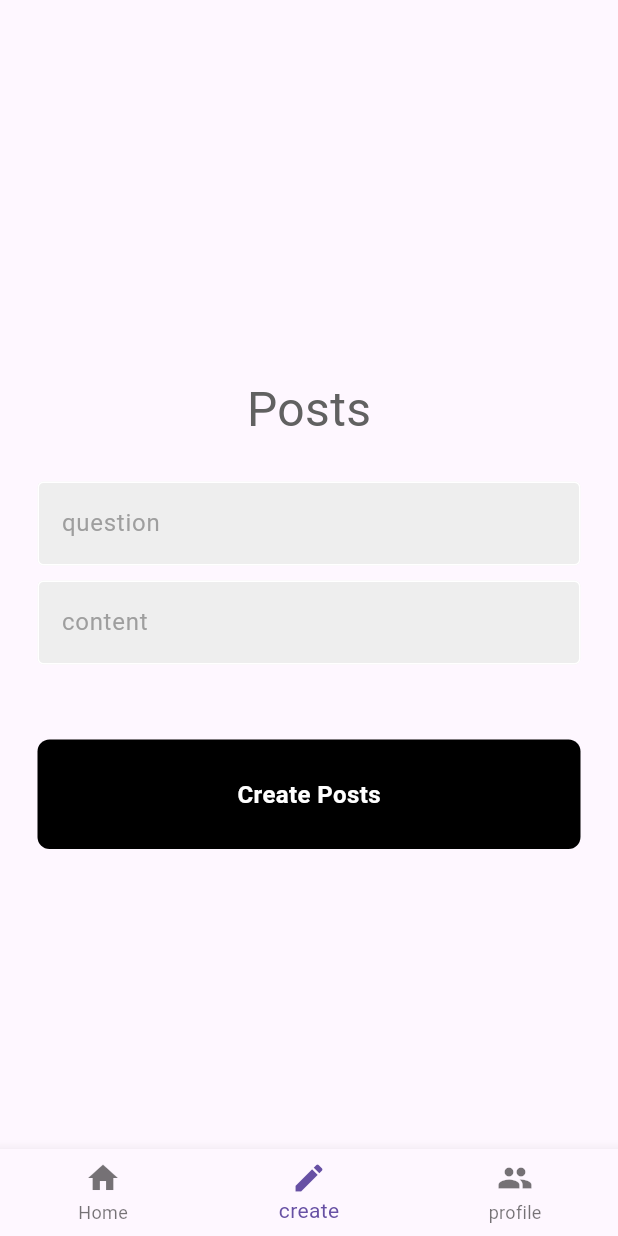
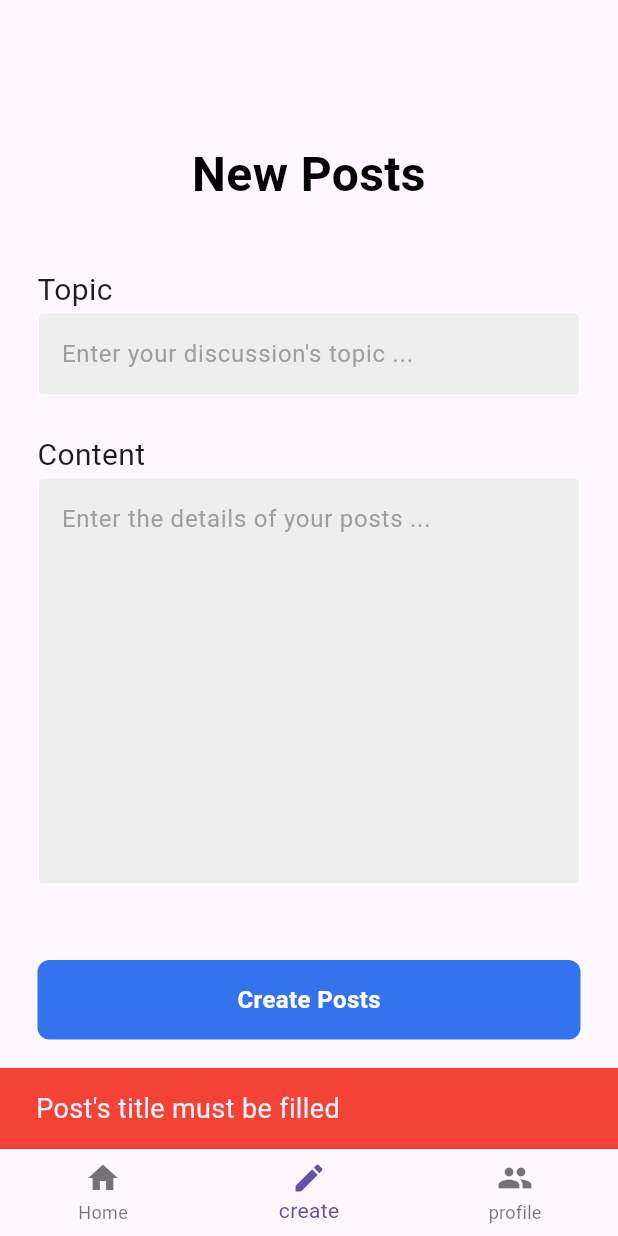
Before and after one commit to RanoCg123/fp_ppbe_kel7_2024, a Flutter app: the MainPage screen opened directly, item 2 of the bottom bar chosen, after a tap on "Create Posts", on a phone screen of 412 x 824 dp. Run offline on Flutter 3.47's test engine with Material 3 defaults, Android fonts, the phone set to English and light mode, and no system bars; our stand-ins replace cloud_firestore, firebase_auth, firebase_core, firebase_storage, image_picker; accounts and stored records are empty; Roboto replaces fonts that are missing (Montserratcd).

Commit message:
change views and votes field to list

```diff
--- a/lib/models/post_model.dart
+++ b/lib/models/post_model.dart
@@ -5,9 +5,9 @@ class Post {
   String id;
   String question;
   String content;
-  int votes;
+  List<String> votes;
   int repliesCount;
-  int views;
+  List<String> views;
   String created_at;
   Author author;
   List<Reply> replies;
@@ -86,6 +86,10 @@ class Post {
     };
   }
 
+  bool isCreatedBy(String userId) {
+    return author.uid == userId;
+  }
+
   void addReply(Reply reply) {
     replies.add(reply);
   }
--- a/lib/screens/create_post_screen.dart
+++ b/lib/screens/create_post_screen.dart
@@ -1,15 +1,19 @@
 import 'package:firebase_auth/firebase_auth.dart';
 import 'package:flutter/material.dart';
-import 'package:fp_forum_kel7_ppbe/controller/firebase_provider.dart';
-import 'package:fp_forum_kel7_ppbe/models/author_model.dart';
-import 'package:fp_forum_kel7_ppbe/models/post_model.dart';
-import 'package:fp_forum_kel7_ppbe/widgets/my_button.dart';
+import 'package:fp_forum_kel7_ppbe/util/dialog_util.dart';
+import '../controller/firebase_provider.dart';
+import '../models/post_model.dart';
+import '../widgets/create_post_button.dart';
+import '../screens/post_screen.dart';
 
 import '../services/post_service.dart';
-import '../widgets/text_field.dart';
+import '../widgets/create_post_textfield.dart';
+import '../util/snackbar_util.dart';
 
 class CreatePostPage extends StatefulWidget {
-  const CreatePostPage({super.key});
+  final Function() setToHome;
+
+  const CreatePostPage({super.key, required this.setToHome});
 
   @override
   State<CreatePostPage> createState() => _CreatePostPageState();
@@ -22,58 +26,121 @@ class _CreatePostPageState extends State<CreatePostPage> {
   final contentController = TextEditingController();
   final questionController = TextEditingController();
 
-  void createPost() {
-    postService.addPost(
+  void goToCreatedPost(Post post) {
+    Navigator.push(
+      context,
+      MaterialPageRoute(
+        builder: (_) => PostScreen(
+          question: post,
+        ),
+      ),
+    );
+  }
+
+  void createPost() async {
+    if (questionController.text == "") {
+      showSnackBar(
+        context,
+        "Post\'s title must be filled",
+        type: "warning",
+      );
+    } else if (contentController.text == "") {
+      showSnackBar(
+        context,
+        "Post\'s content must be filled",
+        type: "warning",
+      );
+    } else {
+      try {
+        // showSuccessDialog(context, "content");
+        showSnackBar(
+          context,
+          "Success to create post",
+          type: "success",
+        );
+        final post = await postService.addPost(
           content: contentController.text,
           question: questionController.text,
           authorUid: user.uid,
         );
+        widget.setToHome();
+        goToCreatedPost(post);
+      } catch (e) {
+        print(e);
+      }
+    }
   }
 
   @override
   Widget build(BuildContext context) {
-    return Center(
+    return SingleChildScrollView(
+      child: Padding(
+        padding: const EdgeInsets.all(25.0),
         child: Column(
           mainAxisAlignment: MainAxisAlignment.center,
+          crossAxisAlignment: CrossAxisAlignment.start,
           children: [
-          const SizedBox(height: 50),
+            const SizedBox(height: 20),
 
             // welcome back, you've been missed!
-          Text(
-            'Posts',
+            const Center(
+              child: Text(
+                'New Posts',
+                textAlign: TextAlign.center,
                 style: TextStyle(
-              color: Colors.grey[700],
+                  color: Colors.black,
+                  fontWeight: FontWeight.w600,
                   fontSize: 32,
                 ),
+              ),
+            ),
+
+            const SizedBox(height: 40),
+
+            const Text(
+              "Topic",
+              textAlign: TextAlign.end,
+              style: TextStyle(
+                fontSize: 20,
+              ),
+            ),
+
+            // question text field
+            CreatePostTextField(
+              controller: questionController,
+              hintText: 'Enter your discussion\'s topic ...',
+              obscureText: false,
+              maxLine: 1,
             ),
 
             const SizedBox(height: 25),
 
-          // email textfield
-          MyTextField(
-            controller: questionController,
-            hintText: 'question',
-            obscureText: false,
+            const Text(
+              "Content",
+              textAlign: TextAlign.end,
+              style: TextStyle(
+                fontSize: 20,
+              ),
             ),
 
-          const SizedBox(height: 10),
-
-          // password textfield
-          MyTextField(
+            // content text field
+            CreatePostTextField(
               controller: contentController,
-            hintText: 'content',
+              hintText: 'Enter the details of your posts ...',
               obscureText: false,
+              maxLine: 10,
             ),
 
             const SizedBox(height: 50),
 
             // sign in button
-          MyButton(
+            CreatePostButton(
               "Create Posts",
               onTap: createPost,
             ),
           ],
         ),
+      ),
     );
   }
 }
--- a/lib/screens/home_screen.dart
+++ b/lib/screens/home_screen.dart
@@ -121,7 +121,7 @@ class _HomePageState extends State<HomePage> {
             child: Column(
               crossAxisAlignment: CrossAxisAlignment.start,
               children: <Widget>[
-                TopBar(),
+                // TopBar(),
                 Padding(
                   padding: EdgeInsets.all(20.0),
                   child: Text(
--- a/lib/screens/main_screen.dart
+++ b/lib/screens/main_screen.dart
@@ -4,12 +4,6 @@ import 'package:fp_forum_kel7_ppbe/screens/home_screen.dart';
 import 'package:fp_forum_kel7_ppbe/screens/profile_screen.dart';
 
 class MainPage extends StatefulWidget {
-  static const List<Widget> _pages = <Widget>[
-    HomePage(),
-    CreatePostPage(),
-    ProfilePage(),
-  ];
-
   const MainPage({super.key});
 
   @override
@@ -18,6 +12,7 @@ class MainPage extends StatefulWidget {
 
 class _MainPageState extends State<MainPage> {
   int _selectedIndex = 0;
+  Widget? page;
 
   //New
   void _onItemTapped(int index) {
@@ -26,11 +21,26 @@ class _MainPageState extends State<MainPage> {
     });
   }
 
+  // change to home
+  void changeToHome() {
+    setState(() {
+      _selectedIndex = 0;
+    });
+  }
+
   @override
   Widget build(BuildContext context) {
+    if (_selectedIndex == 0) {
+      page = const HomePage();
+    } else if (_selectedIndex == 1) {
+      page = CreatePostPage(setToHome: changeToHome);
+    } else if (_selectedIndex == 2) {
+      page = const ProfilePage();
+    }
     return Scaffold(
       body: Center(
-        child: MainPage._pages.elementAt(_selectedIndex), //New
+        // child: _pages.elementAt(_selectedIndex), //New
+        child: page!,
       ),
       bottomNavigationBar: BottomNavigationBar(
         currentIndex: _selectedIndex,
--- a/lib/screens/post_screen.dart
+++ b/lib/screens/post_screen.dart
@@ -31,6 +31,7 @@ class _PostScreenState extends State<PostScreen> {
 
   void _loadReplies() async {
     List<Reply> replies = await _firestoreService.getReplies(widget.question.id);
+    print("masuk\n\n\n\n\n\n");
     setState(() {
       _replies = replies;
     });
--- a/lib/services/post_service.dart
+++ b/lib/services/post_service.dart
@@ -1,5 +1,3 @@
-import 'dart:ffi';
-
 import 'package:cloud_firestore/cloud_firestore.dart';
 import 'package:fp_forum_kel7_ppbe/controller/firebase_provider.dart';
 import 'package:fp_forum_kel7_ppbe/models/author_model.dart';
@@ -17,12 +15,12 @@ class PostService {
   FirebaseFirestore.instance.collection("users");
 
   // CREATE: new note
-  Future<void> addPost({
+  Future<Post> addPost ({
     required String question,
     required String content,
     required String authorUid,
-  }) {
-    return posts.add({
+  }) async {
+    DocumentReference postReference = await posts.add({
       "author": authorUid,
       "content": content,
       "created_at": DateTime.now(),
@@ -31,13 +29,43 @@ class PostService {
       "views": 0,
       "votes": 0,
     });
+
+    DocumentSnapshot doc = await postReference.get();
+    Map<String, dynamic> data = doc.data() as Map<String, dynamic>;
+
+    // get the data of author
+    var postAuthorDoc = await users.doc(data['author']).get();
+    Map<String, dynamic> postAuthorData = postAuthorDoc.data() as Map<String, dynamic>;
+    final postAuthor = Author.fromJson(postAuthorData);
+
+    // get the number of replies
+    var repliesSnapshot = await posts.doc(doc.id).collection('replies').get();
+    var repliesCount = repliesSnapshot.docs.length;
+
+    // convert timestamp to datetime
+    Timestamp timestamp = data['created_at'];
+    DateTime createdAt = timestamp.toDate();
+
+    final post = Post(
+      id: doc.id,
+      question: data['question'],
+      content: data['content'],
+      votes: data['votes'],
+      repliesCount: repliesCount,
+      views: data['views'],
+      created_at: DateFormat('dd-MM-yyyy').format(createdAt),
+      author: postAuthor,
+      replies: [],
+    );
+
+    return post;
   }
 
   //
   Future<List<Post>> getPosts() async {
     try {
       List<Post> questions = [];
-      await posts.get().then((event) async {
+      await posts.orderBy('created_at', descending: true).get().then((event) async {
         for (var doc in event.docs) {
           var data = doc.data() as Map<String, dynamic>;
 
@@ -46,21 +74,21 @@ class PostService {
           Map<String, dynamic> postAuthorData = postAuthorDoc.data() as Map<String, dynamic>;
           final postAuthor = Author.fromJson(postAuthorData);
 
-          // get the number of replies
-          var repliesSnapshot = await posts.doc(doc.id).collection('replies').get();
-          var repliesCount = repliesSnapshot.docs.length;
-
           // convert timestamp to datetime
           Timestamp timestamp = data['created_at'];
           DateTime createdAt = timestamp.toDate();
+
+          // get votes
+          List<String> votes = List<String>.from(data["views"]);
+          List<String> views = List<String>.from(data["votes"]);
 
           questions.add(Post(
             id: doc.id,
             question: data['question'],
             content: data['content'],
-            votes: data['votes'],
-            repliesCount: repliesCount,
-            views: data['views'],
+            votes: votes,
+            repliesCount: data['repliesCount'],
+            views: views,
             created_at: DateFormat('dd-MM-yyyy').format(createdAt),
             author: postAuthor,
             replies: [],
--- /dev/null
+++ b/lib/util/snackbar_util.dart
@@ -0,0 +1,21 @@
+import 'package:flutter/material.dart';
+
+void showSnackBar(BuildContext context, String content, {String? type}) {
+  Color background = Colors.black45;
+  if (type == "warning") {
+    background = Colors.red;
+  } else if (type == "success") {
+    background = Colors.green;
+  }
+  ScaffoldMessenger.of(context).showSnackBar(
+    SnackBar(
+      backgroundColor: background,
+      content: Text(
+        content,
+        style: TextStyle(
+          fontSize: 18,
+        ),
+      ),
+    ),
+  );
+}
--- /dev/null
+++ b/lib/widgets/create_post_button.dart
@@ -0,0 +1,32 @@
+import 'package:flutter/material.dart';
+
+class CreatePostButton extends StatelessWidget {
+  final Function()? onTap;
+  final String textButton;
+
+  const CreatePostButton(this.textButton, {super.key, required this.onTap});
+
+  @override
+  Widget build(BuildContext context) {
+    return InkWell(
+      onTap: onTap,
+      child: Container(
+        padding: const EdgeInsets.all(15),
+        decoration: BoxDecoration(
+          color: const Color.fromARGB(255, 53, 114, 239),
+          borderRadius: BorderRadius.circular(8),
+        ),
+        child: Center(
+          child: Text(
+            textButton,
+            style: const TextStyle(
+              color: Colors.white,
+              fontWeight: FontWeight.bold,
+              fontSize: 16,
+            ),
+          ),
+        ),
+      ),
+    );
+  }
+}
--- /dev/null
+++ b/lib/widgets/create_post_textfield.dart
@@ -0,0 +1,41 @@
+import 'package:flutter/material.dart';
+
+class CreatePostTextField extends StatelessWidget {
+  final TextEditingController controller;
+  final String hintText;
+  final bool obscureText;
+  final int maxLine;
+
+  const CreatePostTextField({
+    super.key,
+    required this.controller,
+    required this.hintText,
+    required this.obscureText,
+    required this.maxLine,
+  });
+
+  @override
+  Widget build(BuildContext context) {
+    return TextField(
+      controller: controller,
+      obscureText: obscureText,
+      keyboardType: maxLine > 1
+          ? TextInputType.multiline
+          : TextInputType.text,
+      maxLines: maxLine,
+      decoration: InputDecoration(
+        enabledBorder: const OutlineInputBorder(
+          borderSide: BorderSide(color: Colors.white),
+        ),
+        focusedBorder: OutlineInputBorder(
+          borderSide: BorderSide(color: Colors.grey.shade400),
+        ),
+        fillColor: Colors.grey.shade200,
+        filled: true,
+        hintText: hintText,
+        hintStyle: TextStyle(color: Colors.grey[500]),
+
+      ),
+    );
+  }
+}
--- a/lib/widgets/posts.dart
+++ b/lib/widgets/posts.dart
@@ -1,13 +1,17 @@
 import 'package:cloud_firestore/cloud_firestore.dart';
+import 'package:firebase_auth/firebase_auth.dart';
 import 'package:flutter/material.dart';
+import 'package:fp_forum_kel7_ppbe/util/dialog_util.dart';
 import '../models/author_model.dart';
 import '../models/post_model.dart';
 import '../models/replies_model.dart';
 import '../screens/post_screen.dart';
 import '../services/post_service.dart';
+import '../util/snackbar_util.dart';
+import '../util/modal_util.dart';
 
 class Posts extends StatefulWidget {
-  // final List<Post>? questions;
+  // final List<Post>? posts;
   // final Function() deletePost;
 
   const Posts({super.key});
@@ -17,50 +21,86 @@ class Posts extends StatefulWidget {
 }
 
 class _PostsState extends State<Posts> {
-  List<Post>? questions;
-  bool questionLoaded = false;
+  List<Post>? posts;
+  bool postLoaded = false;
   final postService = PostService();
+  Post? selectedPost;
+  final user = FirebaseAuth.instance.currentUser!;
+  Color color = Colors.grey.withOpacity(0.6);
 
-  void getQuestions() async {
+  void vote() {
     setState(() {
-      questionLoaded = false;
-    });
-    questions = await postService.getPosts();
-    setState(() {
-      questionLoaded = true;
+      color == Colors.grey.withOpacity(0.6)
+          ? color = Colors.blueAccent
+          : color = Colors.grey.withOpacity(0.6);
     });
   }
 
-  void deletePost(String postId) {
-    postService.deletePost(postId);
-    getQuestions();
+  void getPosts() async {
+    setState(() {
+      postLoaded = false;
+    });
+    posts = await postService.getPosts();
+    setState(() {
+      postLoaded = true;
+    });
+  }
+
+  void deletePost() {
+    try {
+      postService.deletePost(selectedPost!.id);
+      setState(() {
+        posts!.remove(selectedPost!);
+      });
+    } catch (e) {
+      showSnackBar(context, 'failed to delete post: $e');
+    }
+  }
+
+  void updatePost() {}
+
+  void bookmarkPost() {}
+
+  void showOptions(Post post) {
+    selectedPost = post;
+    List<Option> options = [
+      Option(text: "Edit this post", icon: Icons.edit, handler: updatePost),
+      Option(text: "Delete this post", icon: Icons.delete, handler: deletePost),
+      Option(
+          text: "Bookmark this post",
+          icon: Icons.bookmark,
+          handler: bookmarkPost)
+    ];
+    showBottomOptionModal(context, options, 180.0);
   }
 
   @override
   void initState() {
     // TODO: implement initState
     super.initState();
-    getQuestions();
+    getPosts();
   }
 
   @override
   Widget build(BuildContext context) {
     return Column(
-        children: !questionLoaded
+        children: !postLoaded
             ? [
                 const Center(
                   child: CircularProgressIndicator(),
                 )
               ]
-            : questions!
-            .map((question) => GestureDetector(
+            : posts!
+                .map((post) => GestureDetector(
                       onTap: () {
                         Navigator.push(
                           context,
                           MaterialPageRoute(
                             builder: (_) => PostScreen(
-                      question: question,
-                    )));
+                              question: post,
+                            ),
+                          ),
+                        );
                       },
                       child: Container(
                         height: 180,
@@ -90,7 +130,7 @@ class _PostsState extends State<Posts> {
                                       children: <Widget>[
                                         CircleAvatar(
                                           backgroundImage:
-                              NetworkImage(question.author.image),
+                                              NetworkImage(post.author.image),
                                           radius: 22,
                                         ),
                                         Padding(
@@ -108,7 +148,10 @@ class _PostsState extends State<Posts> {
                                                         .width *
                                                     0.65,
                                                 child: Text(
-                                      question.question,
+                                                  post.question,
+                                                  maxLines: 1,
+                                                  overflow:
+                                                      TextOverflow.ellipsis,
                                                   style: TextStyle(
                                                       fontSize: 18,
                                                       fontWeight:
@@ -120,14 +163,14 @@ class _PostsState extends State<Posts> {
                                               Row(
                                                 children: <Widget>[
                                                   Text(
-                                        question.author.name,
+                                                    post.author.name,
                                                     style: TextStyle(
                                                         color: Colors.grey
                                                             .withOpacity(0.6)),
                                                   ),
                                                   SizedBox(width: 15),
                                                   Text(
-                                        question.created_at,
+                                                    post.created_at,
                                                     style: TextStyle(
                                                         color: Colors.grey
                                                             .withOpacity(0.6)),
@@ -140,15 +183,16 @@ class _PostsState extends State<Posts> {
                                       ],
                                     ),
                                     SizedBox(
-                          height: 26,
-                          width: 26,
+                                      height: 30,
+                                      width: 30,
                                       child: IconButton(
                                         onPressed: () {
-                              deletePost(question.id);
+                                          showOptions(post);
                                         },
                                         // padding: EdgeInsets.all(0.0),
                                         icon: Icon(
-                              Icons.delete,
+                                          // Icons.delete,
+                                          Icons.more_vert,
                                           size: 26,
                                         ),
                                       ),
@@ -165,9 +209,9 @@ class _PostsState extends State<Posts> {
                                 height: 50,
                                 child: Center(
                                   child: Text(
-                        question.content.length > 80
-                            ? "${question.content.substring(0, 80)}.."
-                            : "${question.content}",
+                                    post.content.length > 80
+                                        ? "${post.content.substring(0, 80)}.."
+                                        : "${post.content}",
                                     style: TextStyle(
                                         color: Colors.grey.withOpacity(0.8),
                                         fontSize: 16,
@@ -180,24 +224,28 @@ class _PostsState extends State<Posts> {
                                 mainAxisAlignment:
                                     MainAxisAlignment.spaceBetween,
                                 children: <Widget>[
-                      Row(
+                                  InkWell(
+                                    onTap: vote,
+                                    child: Row(
                                       crossAxisAlignment:
                                           CrossAxisAlignment.center,
                                       children: <Widget>[
                                         Icon(
-                            Icons.thumb_up,
-                            color: Colors.grey.withOpacity(0.6),
+                                          Icons.arrow_upward,
+                                          color: color,
                                           size: 22,
                                         ),
                                         SizedBox(width: 4.0),
                                         Text(
-                            "${question.votes} votes",
+                                          "${post.votes.length} votes",
                                           style: TextStyle(
                                             fontSize: 14,
-                                color: Colors.grey.withOpacity(0.6),
-                                fontWeight: FontWeight.w600),
+                                            color: color,
+                                            fontWeight: FontWeight.w600,
+                                          ),
                                         )
                                       ],
+                                    ),
                                   ),
                                   Row(
                                     children: <Widget>[
@@ -208,7 +256,7 @@ class _PostsState extends State<Posts> {
                                       ),
                                       SizedBox(width: 4.0),
                                       Text(
-                            "${question.repliesCount} replies",
+                                        "${post.repliesCount} replies",
                                         style: TextStyle(
                                             fontSize: 14,
                                             color:
@@ -225,7 +273,7 @@ class _PostsState extends State<Posts> {
                                       ),
                                       SizedBox(width: 4.0),
                                       Text(
-                            "${question.views} views",
+                                        "${post.views.length} views",
                                         style: TextStyle(
                                             fontSize: 14,
                                             color:
```
Also changed, not shown: lib/controller/firebase_provider.dart (+12 -10 lines), lib/main.dart (+5 -5 lines), lib/util/dialog_util.dart (added, +21 -0 lines), lib/util/modal_util.dart (added, +55 -0 lines), lib/controller/firebase_firestore_service.dart (line endings or trailing spaces), lib/widgets/post_widget.dart (added). Lines whose indentation alone changed are shown as unchanged.
